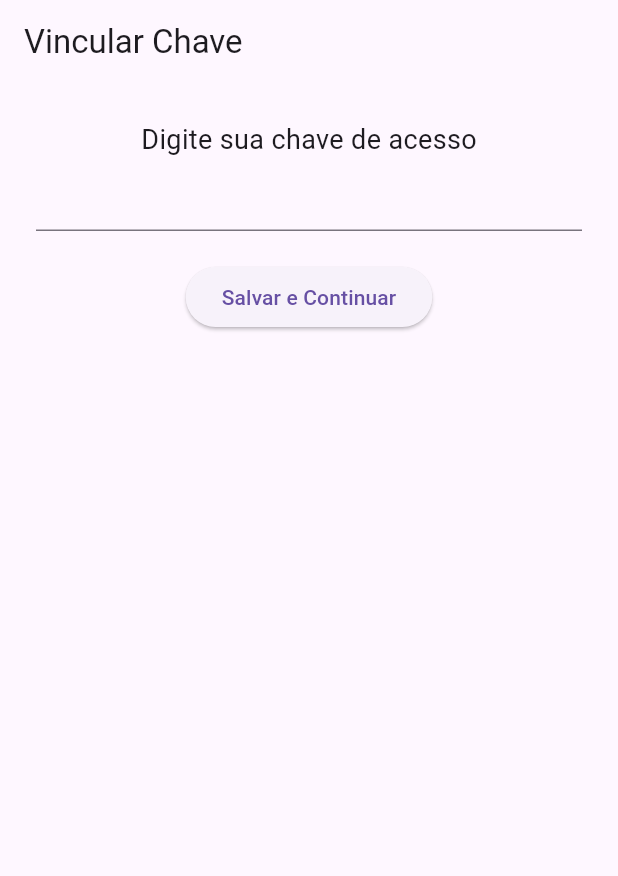
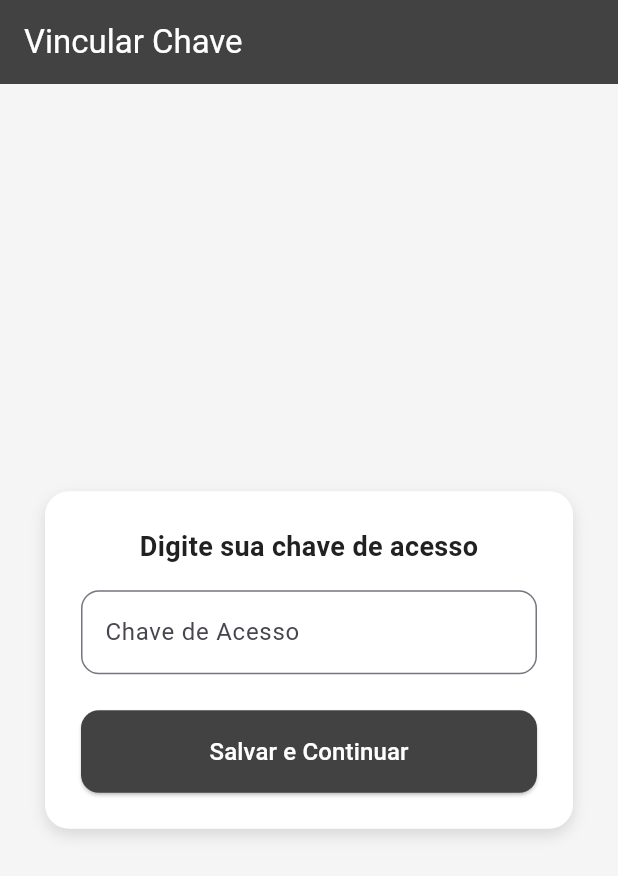
Before and after one commit to Beesteves/dashborad, a Flutter app: the VincularChaveScreen screen opened directly with empty values, on a phone screen of 412 x 824 dp. Shown: the top 876 px of the screen. Run offline on Flutter 3.47's test engine with Material 3 defaults, Android fonts, the phone set to English and light mode, and no system bars; our stand-ins replace cloud_firestore, firebase_auth, firebase_core, fl_chart, google_sign_in; missing offline and left inert: google_sign_in_platform_interface; accounts and stored records are empty.

Commit message:
Atualizacao design da tela chave

```diff
--- a/lib/views/vincular_chave.dart
+++ b/lib/views/vincular_chave.dart
@@ -46,21 +46,84 @@ class _VincularChaveScreenState extends State<VincularChaveScreen> {
   @override
   Widget build(BuildContext context) {
     return Scaffold(
-      appBar: AppBar(title: const Text('Vincular Chave')),
-      body: Padding(
-        padding: const EdgeInsets.all(24),
-        child: Column(
-          children: [
-            const Text('Digite sua chave de acesso', style: TextStyle(fontSize: 18)),
-            TextField(controller: chaveController),
-            if (error != null)
-              Text(error!, style: const TextStyle(color: Colors.red)),
-            const SizedBox(height: 20),
-            ElevatedButton(
-              onPressed: _salvar,
-              child: const Text('Salvar e Continuar'),
+      backgroundColor: const Color(0xFFF5F5F5),
+      appBar: AppBar(
+        backgroundColor: const Color(0xFF424242),
+        title: const Text('Vincular Chave', style: TextStyle(color: Colors.white)),
+        iconTheme: const IconThemeData(color: Colors.white),
+      ),
+      body: Center(
+        child: ConstrainedBox(
+          constraints: const BoxConstraints(maxWidth: 400),
+          child: Container(
+            margin: const EdgeInsets.all(24),
+            padding: const EdgeInsets.all(24),
+            decoration: BoxDecoration(
+              color: Colors.white,
+              borderRadius: BorderRadius.circular(16),
+              boxShadow: const [
+                BoxShadow(
+                  color: Colors.black12,
+                  blurRadius: 8,
+                  offset: Offset(0, 4),
+                ),
+              ],
             ),
-          ],
+            child: Column(
+              mainAxisSize: MainAxisSize.min,
+              children: [
+                const Text(
+                  'Digite sua chave de acesso',
+                  style: TextStyle(
+                    fontSize: 18,
+                    fontWeight: FontWeight.w600,
+                    color: Color(0xFF212121),
+                  ),
+                ),
+                const SizedBox(height: 16),
+                TextField(
+                  controller: chaveController,
+                  decoration: InputDecoration(
+                    hintText: 'Ex: ABC123',
+                    labelText: 'Chave de Acesso',
+                    border: OutlineInputBorder(
+                      borderRadius: BorderRadius.circular(12),
+                    ),
+                    focusedBorder: OutlineInputBorder(
+                      borderSide: const BorderSide(color: Colors.grey),
+                      borderRadius: BorderRadius.circular(12),
+                    ),
+                  ),
+                ),
+                if (error != null)
+                  Padding(
+                    padding: const EdgeInsets.only(top: 8),
+                    child: Text(
+                      error!,
+                      style: const TextStyle(color: Colors.redAccent, fontSize: 14),
+                    ),
+                  ),
+                const SizedBox(height: 24),
+                SizedBox(
+                  width: double.infinity,
+                  child: ElevatedButton(
+                    style: ElevatedButton.styleFrom(
+                      backgroundColor: Colors.grey[800],
+                      padding: const EdgeInsets.symmetric(vertical: 16),
+                      shape: RoundedRectangleBorder(
+                        borderRadius: BorderRadius.circular(12),
+                      ),
+                    ),
+                    onPressed: _salvar,
+                    child: const Text(
+                      'Salvar e Continuar',
+                      style: TextStyle(color: Colors.white, fontSize: 16),
+                    ),
+                  ),
+                ),
+              ],
+            ),
+          ),
         ),
       ),
     );
```
